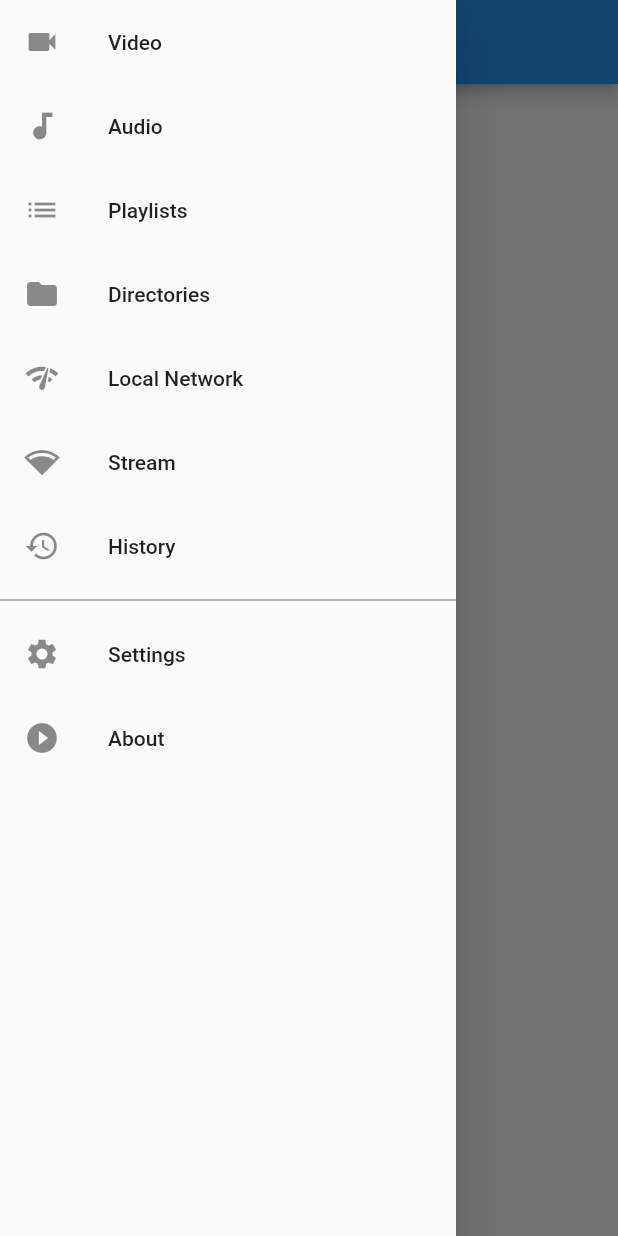
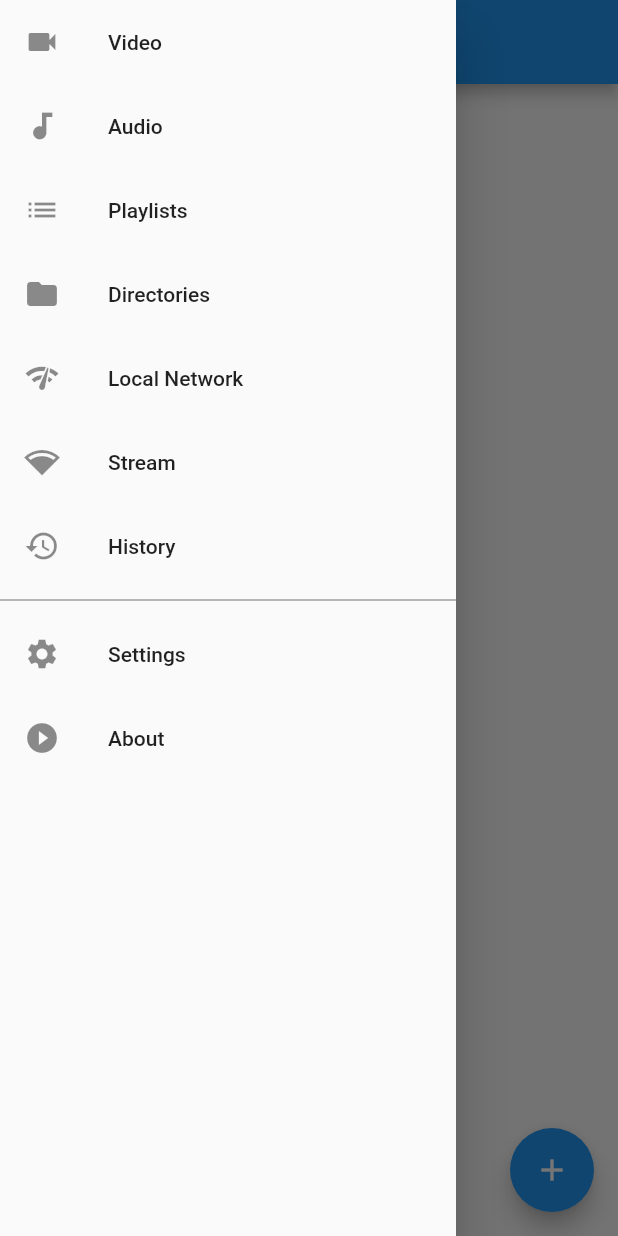
Before and after one commit to Mikiyas721/vlc, a Flutter app: the LocalNetworkPage screen opened by its route, with the side drawer open, on a phone screen of 412 x 824 dp. Run offline on Flutter 3.47's test engine with Material 2 defaults, Android fonts, the phone set to English and light mode, and no system bars; our stand-ins replace flick_video_player, video_player.

Commit message:
Added few custom widgets

```diff
--- a/lib/ui/customWidget/myListTIle.dart
+++ b/lib/ui/customWidget/myListTIle.dart
@@ -3,9 +3,16 @@ import 'package:flutter/material.dart';
 class MyListTile extends StatelessWidget {
   final IconData leadingIcon;
   final String title;
+  final String subTitle;
+  final void Function() onTrailingTap;
   final void Function() onTap;
 
-  MyListTile({this.leadingIcon, this.title, this.onTap});
+  MyListTile(
+      {@required this.leadingIcon,
+      @required this.title,
+      @required this.onTap,
+      this.subTitle,
+      this.onTrailingTap});
 
   @override
   Widget build(BuildContext context) {
@@ -13,7 +20,14 @@ class MyListTile extends StatelessWidget {
     return ListTile(
       leading: Icon(leadingIcon),
       title: Text(title),
+      subtitle: subTitle != null ? Text(subTitle) : null,
       onTap: onTap,
+      trailing: onTrailingTap != null
+          ? IconButton(
+              icon: Icon(Icons.linear_scale),
+              onPressed: onTrailingTap,
+            )
+          : null,
     );
   }
 }
--- a/lib/ui/pages/localNetworkPage.dart
+++ b/lib/ui/pages/localNetworkPage.dart
@@ -10,6 +10,7 @@ class LocalNetworkPage extends StatelessWidget {
         title: Text('Local Network'),
       ),
       body: Center(child: Text('Local Network')),
+      floatingActionButton: FloatingActionButton(child: Icon(Icons.add), onPressed: () {}),
     );
   }
 }
--- a/pubspec.yaml
+++ b/pubspec.yaml
@@ -23,6 +23,10 @@ dependencies:
   # The following adds the Cupertino Icons font to your application.
   # Use with the CupertinoIcons class for iOS style icons.
   cupertino_icons: ^0.1.2
+  sliding_up_panel: ^1.0.2
+  video_player: ^0.10.12+3
+  flick_video_player: ^0.1.1
+  audioplayers: ^0.16.1
 
 dev_dependencies:
   flutter_test:
```
Also changed, not shown: lib/ui/customWidget/addNetworkDialog.dart (added, +21 -0 lines), lib/ui/customWidget/myAudioDisplay.dart (added, +35 -0 lines), lib/ui/customWidget/myVideoDisplay.dart (added, +32 -0 lines), lib/ui/customWidget/myVideoPlayer.dart (added, +24 -0 lines), lib/ui/pages/streamPage.dart (+11 -3 lines), pubspec.lock.
